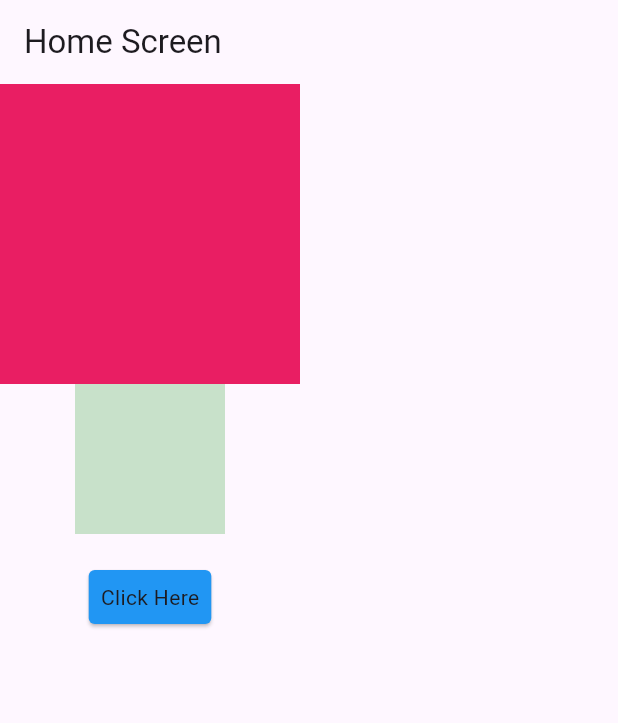
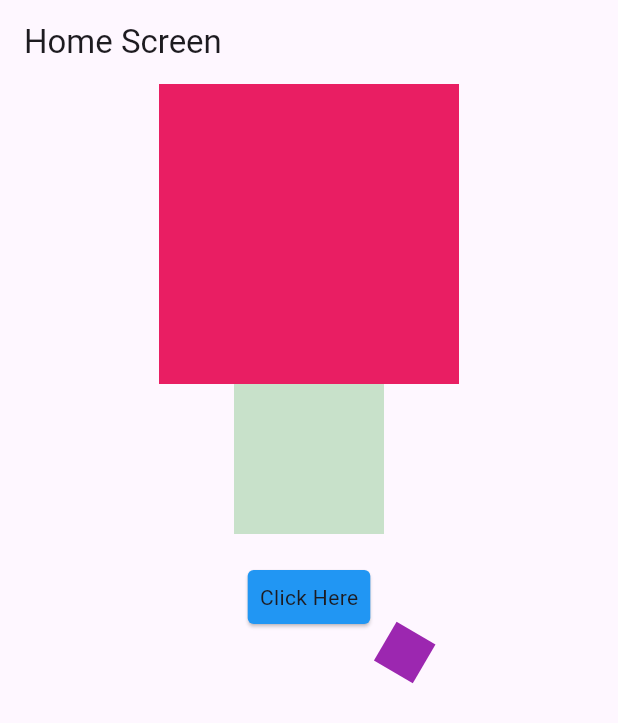
Before and after one commit to khandakerahsunhabib/animation_practice, a Flutter app: the screen it shows after launch, on a phone screen of 412 x 824 dp. Shown: the top 723 px of the screen. Run offline on Flutter 3.47's test engine with Material 3 defaults, Android fonts, the phone set to English and light mode, and no system bars.

Commit message:
Explicit animation example added

```diff
--- a/lib/home_screen.dart
+++ b/lib/home_screen.dart
@@ -7,10 +7,34 @@ class HomeScreen extends StatefulWidget {
   State<HomeScreen> createState() => _HomeScreenState();
 }
 
-class _HomeScreenState extends State<HomeScreen> {
+class _HomeScreenState extends State<HomeScreen> with TickerProviderStateMixin {
   double _width = 200;
   double _opacity = 0.3;
   double _radius = 4;
+
+  late AnimationController _animationController;
+
+  late Animation<double> _rotationAnimation;
+  late Animation<AlignmentGeometry> _alignmentAnimation;
+
+  @override
+  void initState() {
+    super.initState();
+    _animationController = AnimationController(
+      vsync: this,
+      duration: Duration(seconds: 3),
+    );
+    _rotationAnimation = Tween<double>(begin: 0, end: 2).animate(
+      CurvedAnimation(parent: _animationController, curve: Curves.easeInOut),
+    );
+    _alignmentAnimation = Tween<AlignmentGeometry>(
+      begin: Alignment.centerLeft,
+      end: Alignment.centerRight,
+    ).animate(
+      CurvedAnimation(parent: _animationController, curve: Curves.easeInOut),
+    );
+    _animationController.repeat(reverse: true);
+  }
 
   @override
   Widget build(BuildContext context) {
@@ -55,10 +79,12 @@ class _HomeScreenState extends State<HomeScreen> {
           SizedBox(height: 20),
           TweenAnimationBuilder(
             tween: Tween<double>(begin: 0, end: _radius),
-            curve: Curves.bounceIn,
+            curve: Curves.easeIn,
             duration: Duration(seconds: 1),
             builder: (context, value, child) {
-              return GestureDetector(
+              return child!;
+            },
+            child: GestureDetector(
               onTap: () {
                 _radius = _radius == 4 ? 30 : 4;
                 setState(() {});
@@ -66,18 +92,30 @@ class _HomeScreenState extends State<HomeScreen> {
               child: Card(
                 color: Colors.blue,
                 shape: RoundedRectangleBorder(
-                    borderRadius: BorderRadius.circular(value),
+                  borderRadius: BorderRadius.circular(_radius),
                 ),
                 child: Padding(
                   padding: const EdgeInsets.all(8.0),
                   child: Text("Click Here"),
                 ),
               ),
-              );
-            },
+            ),
+          ),
+          AlignTransition(
+            alignment: _alignmentAnimation,
+            child: RotationTransition(
+              turns: _rotationAnimation,
+              child: Container(width: 30, height: 30, color: Colors.purple),
+            ),
           ),
         ],
       ),
     );
   }
+
+  @override
+  void dispose() {
+    _animationController.dispose();
+    super.dispose();
   }
+}
```
Lines whose indentation alone changed are shown as unchanged.
